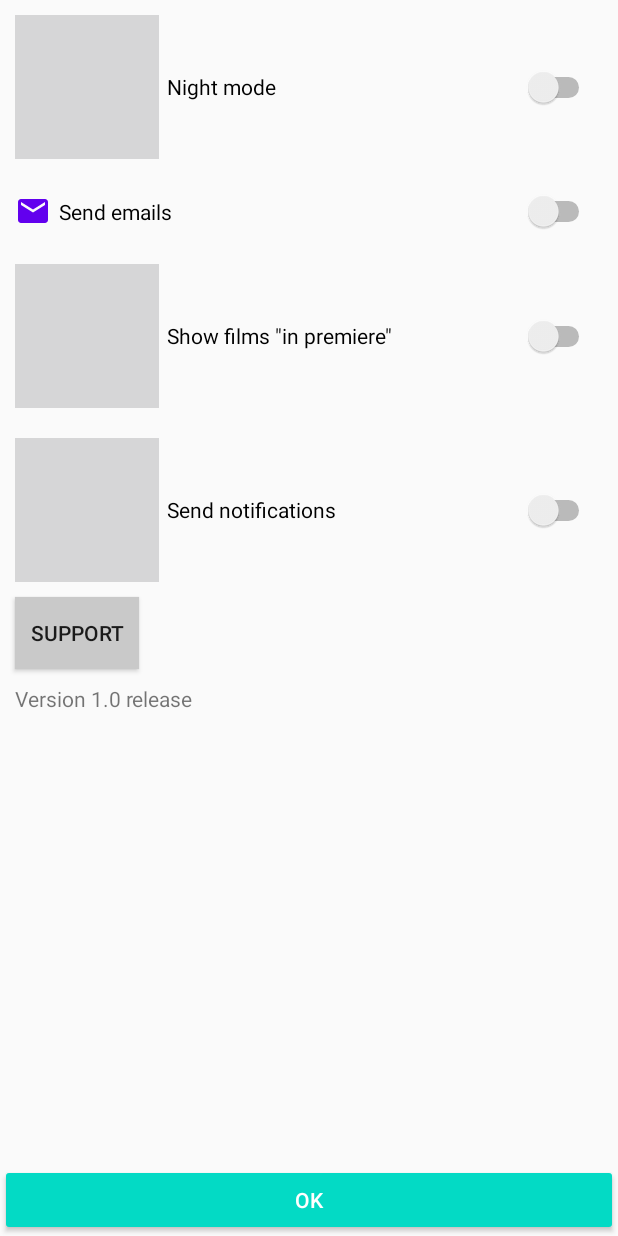
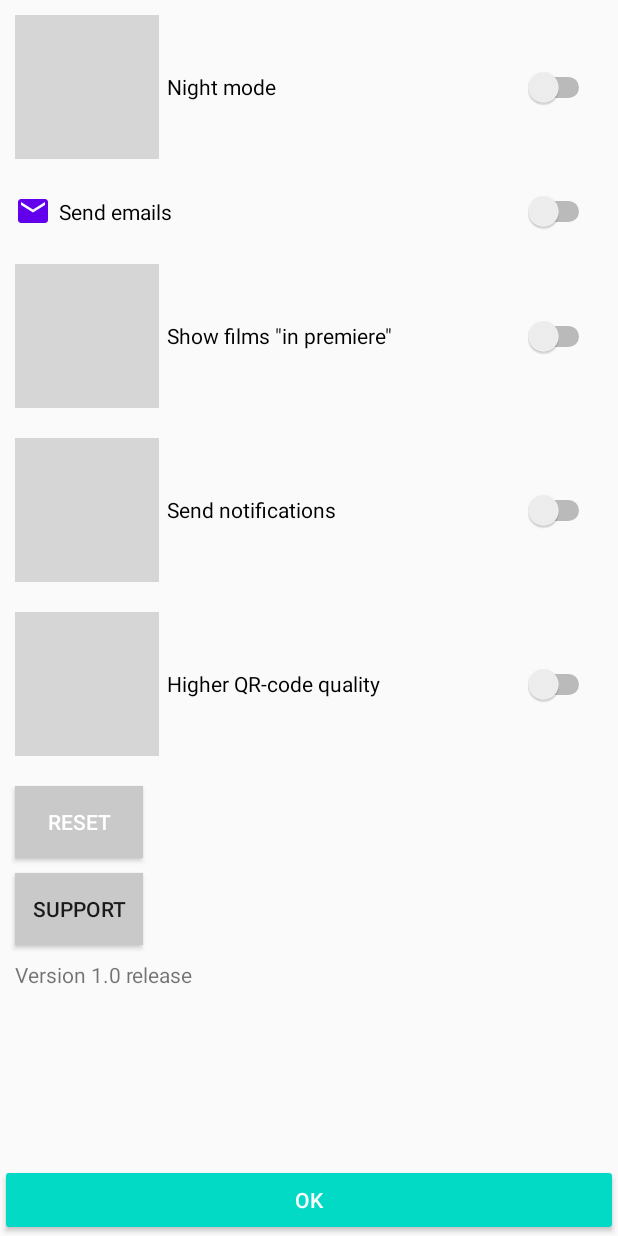
Before and after one commit to AndreyZalazaiev/Android_Cinema_Flex, an Android app: the layout activity_settings.xml on its own in the app's theme, with its tools: preview values and no code run, on a phone screen of 412 x 824 dp. Run offline under Robolectric (Android 15) with nearby library versions, the phone set to English and light mode, and no system bars.

Commit message:
A lot of new settings!

```diff
--- a/app/src/main/java/andrew/cinema/cinema/Activities/Order_Details.java
+++ b/app/src/main/java/andrew/cinema/cinema/Activities/Order_Details.java
@@ -379,6 +379,7 @@ public class Order_Details extends AppCompatActivity {
         super.onDestroy();
     }
 
+
     public void onPayClick(View v) {
         if (totalBonuses <= Storage.bonus) {
             Date cur = new Date();
--- a/app/src/main/res/layout/activity_settings.xml
+++ b/app/src/main/res/layout/activity_settings.xml
@@ -51,10 +51,31 @@
             android:padding="5dp"
             android:text="Send notifications" />
 
+        <Switch
+            android:id="@+id/QRquality"
+            android:layout_width="match_parent"
+            android:layout_height="wrap_content"
+            android:layout_margin="10dp"
+            android:button="@drawable/ic_high_quality_black_24dp"
+            android:padding="5dp"
+            android:text="Higher QR-code quality" />
+
+        <Button
+            android:id="@+id/Reset"
+            style="@style/Widget.AppCompat.Button.Colored"
+            android:layout_width="85dp"
+            android:layout_height="wrap_content"
+            android:layout_margin="10sp"
+            android:layout_marginLeft="10sp"
+            android:background="@color/white"
+            android:onClick="OnReset"
+            android:padding="10sp"
+            android:text="Reset" />
+
         <Button
             android:id="@+id/Support"
             style="@style/Widget.AppCompat.Button.Small"
-            android:layout_width="wrap_content"
+            android:layout_width="85dp"
             android:layout_height="wrap_content"
             android:layout_marginLeft="10sp"
             android:background="@color/white"
@@ -67,7 +88,6 @@
             android:layout_height="wrap_content"
             android:padding="10sp"
             android:text="Version 1.0 release" />
-    </LinearLayout>
 
         <LinearLayout
             android:layout_width="match_parent"
@@ -84,5 +104,6 @@
                 android:onClick="Drin"
                 android:text="@android:string/ok" />
         </LinearLayout>
+    </LinearLayout>
 
 </RelativeLayout>
```
Also changed, not shown: app/src/main/java/andrew/cinema/cinema/Menu/Settings.java (+53 -2 lines), app/src/main/java/andrew/cinema/cinema/Menu/about_account.java (+8 -1 lines), app/src/main/java/andrew/cinema/cinema/Menu/buyed_tickets.java (+11 -4 lines). Lines whose indentation alone changed are shown as unchanged.
